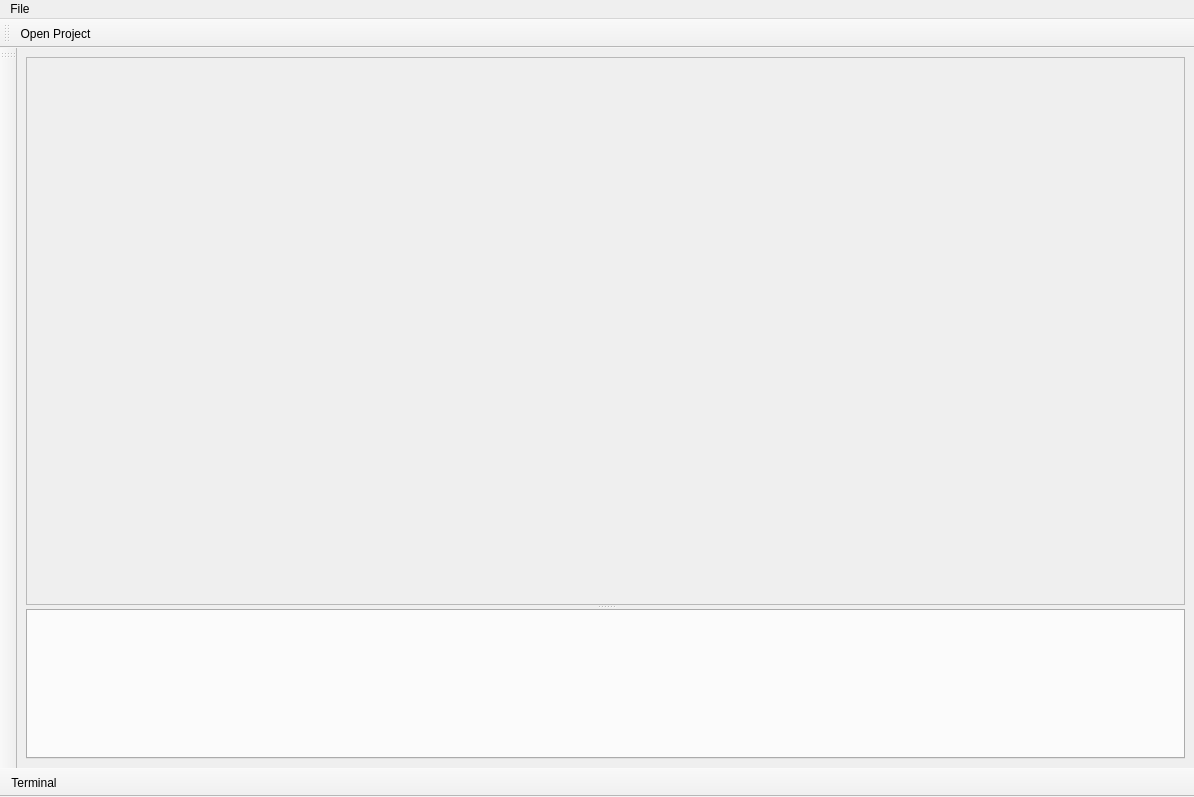
First picture: the form in mainform.ui, repository mutexbunnie/master, before the edit.
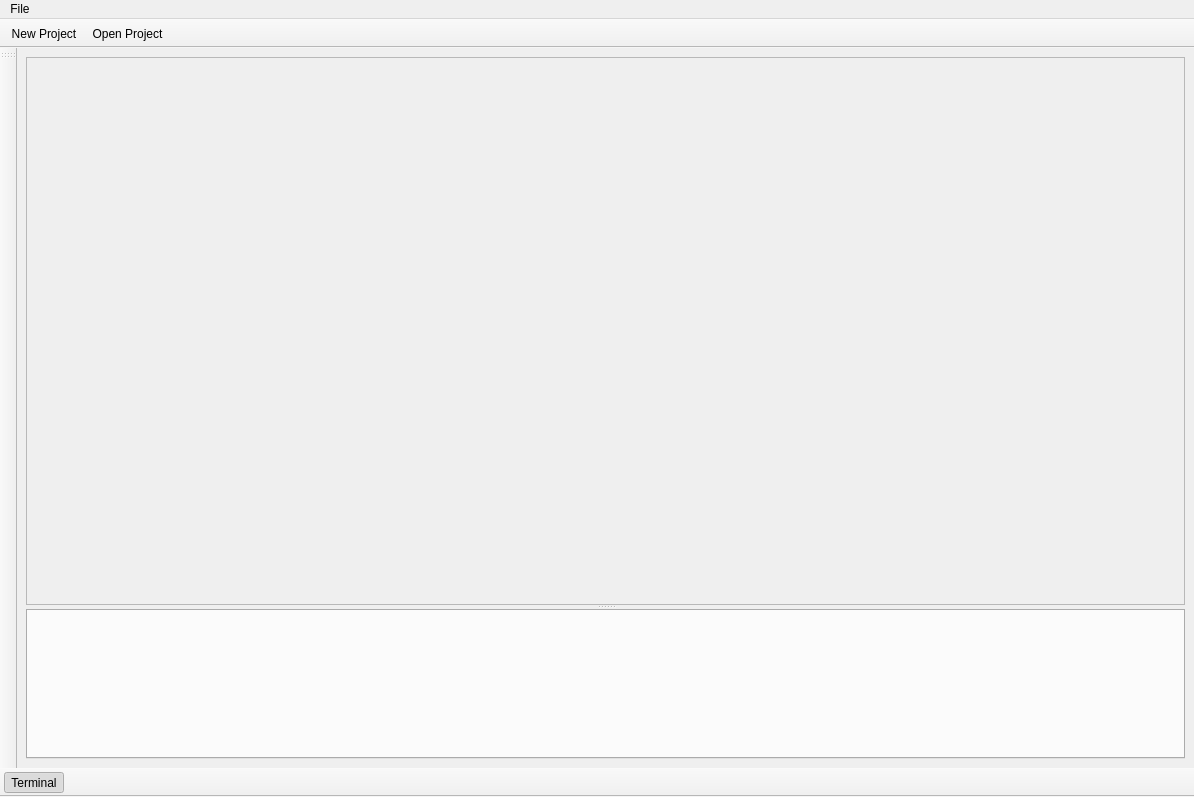
Second picture: the form after the edit. Icons and pictures are not drawn.

What changed in the file:
```diff
--- a/mainform.ui
+++ b/mainform.ui
@@ -146,12 +146,25 @@
    <property name="windowTitle">
     <string>toolBar</string>
    </property>
+   <property name="movable">
+    <bool>false</bool>
+   </property>
+   <property name="allowedAreas">
+    <set>Qt::TopToolBarArea</set>
+   </property>
+   <property name="toolButtonStyle">
+    <enum>Qt::ToolButtonTextBesideIcon</enum>
+   </property>
+   <property name="floatable">
+    <bool>false</bool>
+   </property>
    <attribute name="toolBarArea">
     <enum>TopToolBarArea</enum>
    </attribute>
    <attribute name="toolBarBreak">
     <bool>false</bool>
    </attribute>
+   <addaction name="actionNew_Project"/>
    <addaction name="actionOpen_Project"/>
   </widget>
   <widget class="QToolBar" name="toolBar_2">
@@ -172,6 +185,15 @@
    <property name="movable">
     <bool>false</bool>
    </property>
+   <property name="allowedAreas">
+    <set>Qt::BottomToolBarArea</set>
+   </property>
+   <property name="iconSize">
+    <size>
+     <width>19</width>
+     <height>18</height>
+    </size>
+   </property>
    <property name="toolButtonStyle">
     <enum>Qt::ToolButtonTextBesideIcon</enum>
    </property>
@@ -209,6 +231,9 @@
    <property name="checkable">
     <bool>true</bool>
    </property>
+   <property name="checked">
+    <bool>true</bool>
+   </property>
    <property name="icon">
     <iconset resource="icons.qrc">
      <normaloff>:/icons/star.png</normaloff>:/icons/star.png</iconset>
```
Left out of the diff: 14 changed lines with no effect on the pictures.
